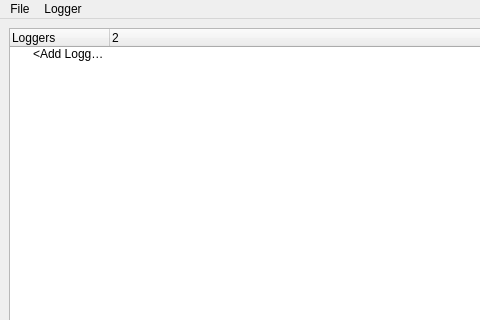
Qt form config-tool/qt/chucho.ui (mexicowilly/Chucho) before a commit; both pictures show x 0 to 480 and y 0 to 320 of the 800 by 600 pixel window.
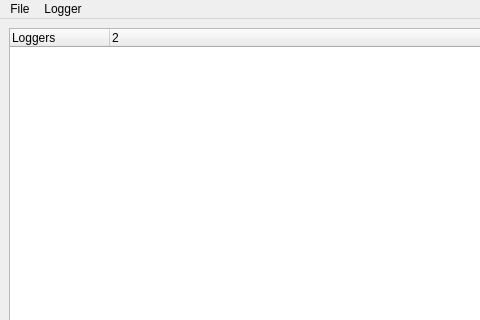
The same form after that commit. Icons and pictures are not drawn.

Commit message: Adding loggers almost completely works (just the menu action doesn't work right)

```diff
--- a/config-tool/qt/chucho.ui
+++ b/config-tool/qt/chucho.ui
@@ -37,11 +37,6 @@
         <string/>
        </property>
       </column>
-      <item>
-       <property name="text">
-        <string>&lt;Add Logger&gt;</string>
-       </property>
-      </item>
      </widget>
     </item>
    </layout>
```
The commit also changes 12 other files.
